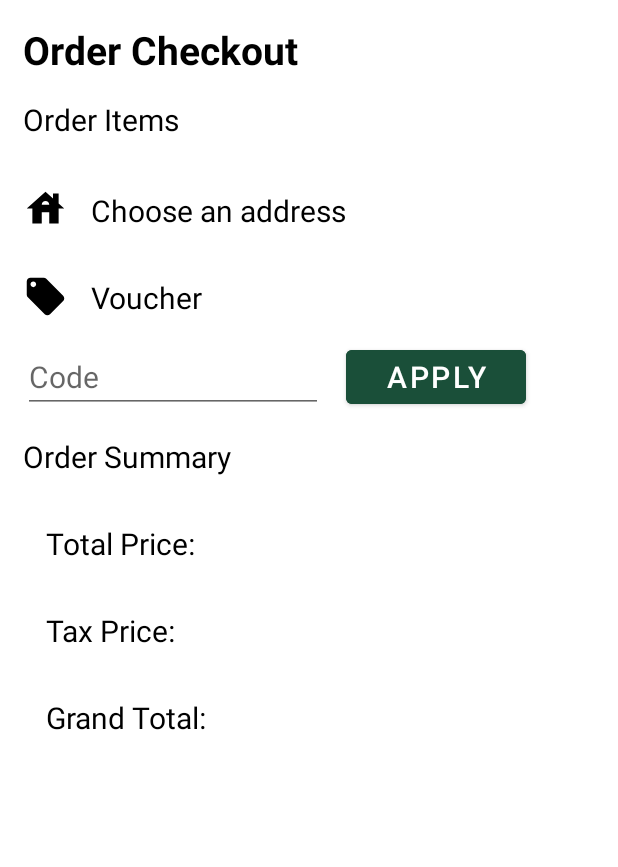
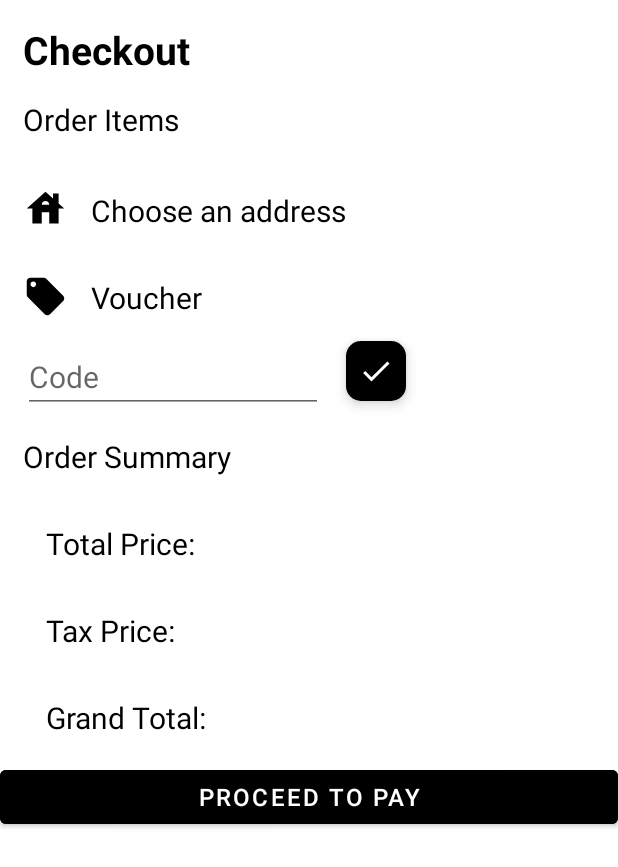
Before and after one commit to adry9204/RallyApp, an Android app: the layout activity_checkout.xml on its own in the app's theme, with its tools: preview values and no code run, on a phone screen of 412 x 824 dp. Shown: the top 867 px of the screen. Run offline under Robolectric (Android 15) with nearby library versions, the phone set to English and light mode, and no system bars.

Commit message:
integrated api address and making order

```diff
--- /dev/null
+++ b/app/src/main/res/drawable/capsule_background_black.xml
@@ -0,0 +1,6 @@
+<?xml version="1.0" encoding="utf-8"?>
+<shape xmlns:android="http://schemas.android.com/apk/res/android"
+    android:shape="rectangle">
+    <solid android:color="@color/black" /> <!-- Change this to the desired blue color -->
+    <corners android:radius="10dp" /> <!-- Set the radius of the corners to create a capsule shape -->
+</shape>
--- /dev/null
+++ b/app/src/main/res/drawable/ic_baseline_check_24.xml
@@ -0,0 +1,5 @@
+<vector android:height="24dp" android:tint="#FFFFFF"
+    android:viewportHeight="24" android:viewportWidth="24"
+    android:width="24dp" xmlns:android="http://schemas.android.com/apk/res/android">
+    <path android:fillColor="@android:color/white" android:pathData="M9,16.17L4.83,12l-1.42,1.41L9,19 21,7l-1.41,-1.41z"/>
+</vector>
--- a/app/src/main/res/layout/activity_checkout.xml
+++ b/app/src/main/res/layout/activity_checkout.xml
@@ -91,6 +91,7 @@
                 app:layout_constraintTop_toBottomOf="@id/order_activity_address_title" />
 
             <ImageView
+                android:elevation="10dp"
                 android:src="@drawable/ic_baseline_local_offer_24"
                 android:id="@+id/order_activity_voucher_icon"
                 app:layout_constraintTop_toBottomOf="@id/order_activity_address_recycler_view"
@@ -124,16 +125,19 @@
                 app:layout_constraintTop_toBottomOf="@id/order_activity_voucher_title"
                 app:layout_constraintStart_toStartOf="parent" />
 
-            <Button
+            <ImageButton
+                android:elevation="5dp"
+                android:background="@drawable/capsule_background_black"
+                android:src="@drawable/ic_baseline_check_24"
                 android:id="@+id/order_activity_voucher_apply_button"
                 android:layout_marginHorizontal="15dp"
                 android:layout_marginVertical="15dp"
                 android:text="@string/order_activity_voucher_apply_button_text"
                 android:textSize="20sp"
                 android:textColor="@color/white"
-                android:backgroundTint="@color/green"
-                android:layout_width="120dp"
-                android:layout_height="wrap_content"
+                android:backgroundTint="@color/black"
+                android:layout_width="40dp"
+                android:layout_height="40dp"
                 app:layout_constraintTop_toBottomOf="@id/order_activity_voucher_title"
                 app:layout_constraintStart_toEndOf="@id/order_activity_voucher_text_box"/>
 
@@ -164,6 +168,7 @@
                 app:layout_constraintEnd_toEndOf="parent" />
 
             <LinearLayout
+                android:id="@+id/checkout_activity_order_summary_section"
                 app:layout_constraintTop_toBottomOf="@id/order_activity_order_summary_title"
                 android:layout_marginHorizontal="15dp"
                 android:layout_marginVertical="15dp"
@@ -262,6 +267,19 @@
 
             </LinearLayout>
 
+            <Button
+                android:elevation="5dp"
+                android:textSize="16sp"
+                app:layout_constraintTop_toBottomOf="@id/checkout_activity_order_summary_section"
+                android:backgroundTint="@color/black"
+                android:textColor="@color/white"
+                android:id="@+id/checkout_activity_proceed_to_pay_button"
+                android:text="@string/checkout_activity_proceed_to_pay_button_text"
+                android:layout_width="match_parent"
+                android:layout_height="wrap_content"
+                android:layout_marginBottom="10dp"/>
+
+
         </androidx.constraintlayout.widget.ConstraintLayout>
 
     </ScrollView>
--- a/app/src/main/res/values/strings.xml
+++ b/app/src/main/res/values/strings.xml
@@ -12,15 +12,16 @@
     <string name="user_activity_save_button_text">Save ✔</string>
     <string name="user_activity_logout_button_text">Log Out</string>
     <string name="user_activity_password_warning_text">* Keep the password empty if you don\'t want to update</string>
-    <string name="checkout_activity_title">Order Checkout</string>
+    <string name="checkout_activity_title">Checkout</string>
     <string name="order_activity_order_items_title">Order Items</string>
     <string name="order_activity_voucher_edit_text_hint">Code</string>
     <string name="order_activity_voucher_title">Voucher</string>
-    <string name="order_activity_voucher_apply_button_text">Apply</string>
+    <string name="order_activity_voucher_apply_button_text">Claim</string>
     <string name="order_activity_order_summary_title">Order Summary</string>
     <string name="order_activity_order_summary_total_price_label">Total Price:</string>
     <string name="order_activity_order_summary_tax_price_label">Tax Price:</string>
     <string name="order_activity_order_summary_grand_total_label">Grand Total:</string>
     <string name="order_activity_address_title">Choose an address</string>
+    <string name="checkout_activity_proceed_to_pay_button_text">PROCEED TO PAY</string>
 
 </resources>
```
Also changed, not shown: app/src/main/java/com/example/rallyapp/activities/CartActivity.kt (+37 -2 lines), app/src/main/java/com/example/rallyapp/activities/CheckoutActivity.kt (+78 -35 lines), app/src/main/java/com/example/rallyapp/api/api_helpers/AddressApiHelper.kt (added, +44 -0 lines), app/src/main/java/com/example/rallyapp/api/api_helpers/OrderApiHelper.kt (added, +80 -0 lines), app/src/main/java/com/example/rallyapp/api/dataModel/response_models/Order.kt (+7 -4 lines), app/src/main/java/com/example/rallyapp/api/network/AddressService.kt (added, +20 -0 lines), app/src/main/java/com/example/rallyapp/api/network/OrderService.kt (+9 -7 lines), app/src/main/java/com/example/rallyapp/api/network/RetrofitClient.kt (+14 -0 lines), app/src/main/java/com/example/rallyapp/recyclerview_adpaters/AddressListAdapter.kt (+18 -2 lines), app/src/main/java/com/example/rallyapp/repo/AddressRepo.kt (added, +17 -0 lines), app/src/main/java/com/example/rallyapp/repo/OrderRepo.kt (added, +23 -0 lines), app/src/main/java/com/example/rallyapp/viewModel/CartActivityViewModel.kt (+24 -3 lines), app/src/main/java/com/example/rallyapp/viewModel/CheckoutActivityViewModel.kt (added, +35 -0 lines).
